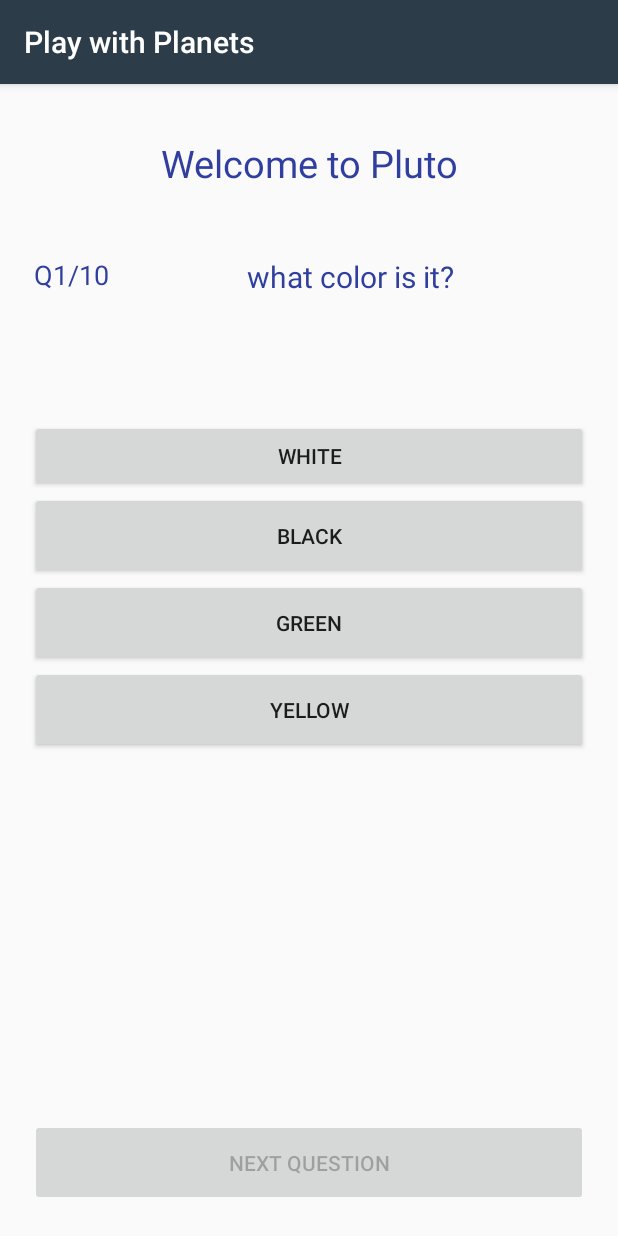
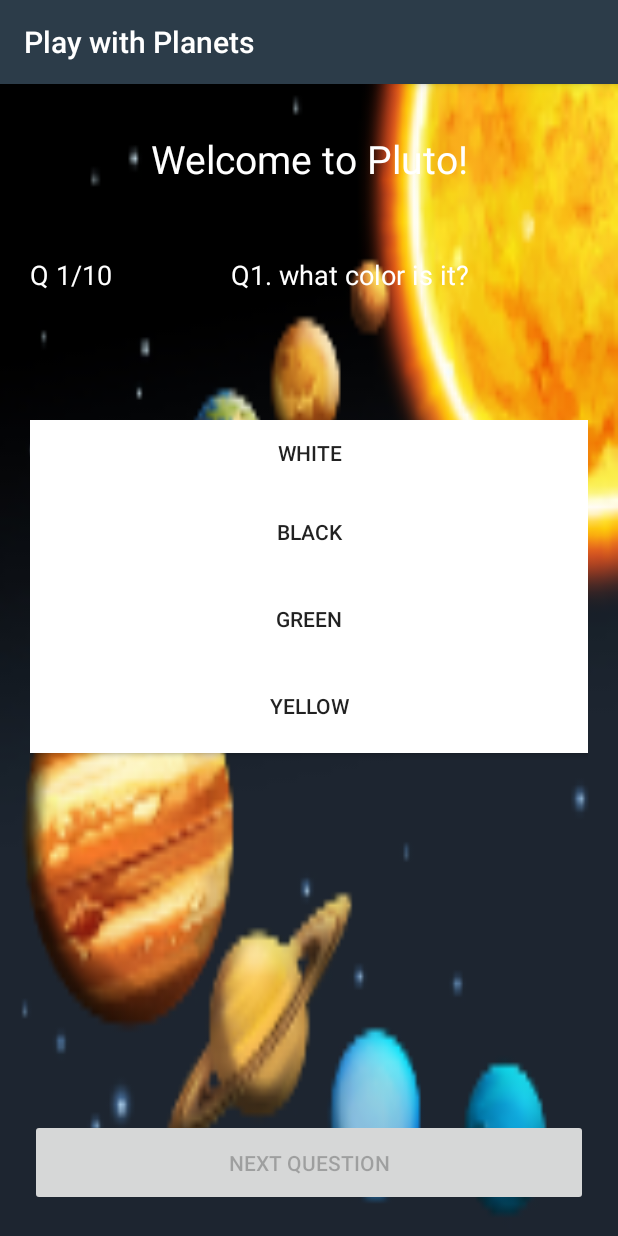
Before and after one commit to MMarnerou/PlayWithPlanetsApp, an Android app: the GameMode screen opened directly, with no data from a screen before it, after a tap on an icon or button, on a phone screen of 412 x 824 dp. Run offline under Robolectric (Android 15) with nearby library versions, the phone set to English and light mode, and no system bars.

Commit message:
Json Objects in PlanetQuiz.java file rename some variables

```diff
--- a/app/src/main/AndroidManifest.xml
+++ b/app/src/main/AndroidManifest.xml
@@ -19,7 +19,7 @@
         <activity android:name=".Modes" />
         <activity android:name=".StudyMode" />
         <activity android:name=".GameMode" />
-        <activity android:name=".planetQuiz"></activity>
+        <activity android:name=".PlanetQuiz"></activity>
     </application>
 
 </manifest>
--- a/app/src/main/java/com/example/mariamarnerou/testapp/GameMode.java
+++ b/app/src/main/java/com/example/mariamarnerou/testapp/GameMode.java
@@ -118,7 +118,7 @@ public class GameMode extends AppCompatActivity {
     }
 
     public void planetChoice(View view) {
-        Intent quiz_intent = new Intent(this, planetQuiz.class);
+        Intent quiz_intent = new Intent(this, PlanetQuiz.class);
         if (view == plutoBtn) {
 //            Toast.makeText(this, "This is " + quiz.getPlanet("Pluto"), Toast.LENGTH_SHORT).show();
             quiz_intent.putExtra("planet", "Pluto");
--- /dev/null
+++ b/app/src/main/java/com/example/mariamarnerou/testapp/PlanetQuiz.java
@@ -0,0 +1,194 @@
+package com.example.mariamarnerou.testapp;
+
+import android.content.Intent;
+import android.graphics.Color;
+import android.os.Bundle;
+import android.support.annotation.NonNull;
+import android.support.v7.app.AppCompatActivity;
+import android.view.View;
+import android.widget.Button;
+import android.widget.TextView;
+import android.widget.Toast;
+
+import org.json.JSONArray;
+import org.json.JSONException;
+import org.json.JSONObject;
+
+import java.io.BufferedReader;
+import java.io.IOException;
+import java.io.InputStream;
+import java.io.InputStreamReader;
+
+public class PlanetQuiz extends AppCompatActivity {
+    TextView questionTxt, questionID, planet;
+    Button answer1Btn, answer2Btn, answer3Btn, answer4Btn, next;
+    int correctAnswer, i, j, planetPos;
+    String planetName, name, welcome, informations, question;
+    boolean isFound, planetFound;
+    JSONObject planetsObject, jsonObject, questionObject;
+    JSONArray questionsArray, jsonArray, answersArray;
+
+    @Override
+    protected void onCreate(Bundle savedInstanceState) {
+        super.onCreate(savedInstanceState);
+        setContentView(R.layout.activity_planet_quiz);
+
+        answer1Btn = findViewById(R.id.answer1);
+        answer2Btn = findViewById(R.id.answer2);
+        answer3Btn = findViewById(R.id.answer3);
+        answer4Btn = findViewById(R.id.answer4);
+        planet = findViewById(R.id.planet);
+        questionTxt = findViewById(R.id.question);
+        questionID = findViewById(R.id.questionId);
+        next = findViewById(R.id.next);
+
+        //Get extras (planet name) from Modes Activity
+        Intent quizIntent = getIntent();
+        planetName = (String) quizIntent.getSerializableExtra("planet");
+        //Disable next button
+        next.setEnabled(false);
+
+        try {
+            // Get full json object
+            String json = getStringFromInputStream(getAssets().open("questions.json"));
+            jsonObject = new JSONObject(json);
+            jsonArray = jsonObject.getJSONArray("planets");
+
+            //Loop through planets object until find the object
+            planetFound = false;
+            i = 0;
+            while (i < jsonArray.length() && !planetFound) {
+                planetsObject = jsonArray.getJSONObject(i);
+                name = planetsObject.getString("name");
+                //When the planet found, retrieve all the data from the object
+                if (planetName.equals(name)) {
+                    welcome = planetsObject.getString("welcome");
+                    informations = planetsObject.getString("informations");
+                    questionsArray = planetsObject.getJSONArray("questions");
+                    planetPos = i;
+                    planetFound = true;
+                }
+                i++;
+            }
+        } catch (JSONException e) {
+            e.printStackTrace();
+        } catch (IOException e) {
+            e.printStackTrace();
+        }
+
+
+        //Loop through the questions of the planet object
+        try {
+            isFound = true; //The answer found
+            do {
+                //retrieve all the informations of each question
+                questionObject = questionsArray.getJSONObject(planetPos);
+                answersArray = questionObject.getJSONArray("answers");
+                planet.setText(welcome);
+                questionID.setText("Q " + (j + 1));
+                question = questionObject.getString("question");
+                correctAnswer = questionObject.getInt("correct");
+                isFound = false;
+                setQuestion(question, answersArray);
+                //Buttons functionality : if it is the correct button enable next button
+                answer1Btn.setOnClickListener(new View.OnClickListener() {
+                    @Override
+                    public void onClick(View v) {
+                        isCorrect(v, 0, correctAnswer);
+                    }
+                });
+                answer2Btn.setOnClickListener(new View.OnClickListener() {
+                    @Override
+                    public void onClick(View v) {
+                        isCorrect(v, 1, correctAnswer);
+                    }
+                });
+                answer3Btn.setOnClickListener(new View.OnClickListener() {
+                    @Override
+                    public void onClick(View v) {
+                        isCorrect(v, 2, correctAnswer);
+                    }
+                });
+                answer4Btn.setOnClickListener(new View.OnClickListener() {
+                    @Override
+                    public void onClick(View v) {
+                        isCorrect(v, 3, correctAnswer);
+                    }
+                });
+
+                //next button increase j by one to get the next question
+                next.setOnClickListener(new View.OnClickListener() {
+                    @Override
+                    public void onClick(View v) {
+                        isFound = true;
+                    }
+                });
+                j++;
+            } while ((j < questionsArray.length()) && isFound);
+        } catch (JSONException e) {
+            e.printStackTrace();
+            Toast.makeText(this, "JsonException found", Toast.LENGTH_LONG).show();
+        }
+    }
+
+    public void isCorrect(View button, int selectedAnswer, int correct) {
+        if (selectedAnswer == correct) {
+            button.setBackgroundColor(Color.GREEN);
+            answer1Btn.setEnabled(false);
+            answer2Btn.setEnabled(false);
+            answer3Btn.setEnabled(false);
+            answer4Btn.setEnabled(false);
+
+            next.setEnabled(true);
+        } else {
+            button.setBackgroundColor(Color.RED);
+        }
+    }
+
+    //set the fields of the question
+    public void setQuestion(String question, JSONArray answers) throws JSONException {
+        questionID.setText("Q " + (j + 1) + "/" + 10);
+        answer1Btn.setBackgroundColor(Color.WHITE);
+        answer2Btn.setBackgroundColor(Color.WHITE);
+        answer3Btn.setBackgroundColor(Color.WHITE);
+        answer4Btn.setBackgroundColor(Color.WHITE);
+        questionTxt.setText(question);
+        answer1Btn.setText(answers.getString(0));
+        answer2Btn.setText(answers.getString(1));
+        answer3Btn.setText(answers.getString(2));
+        answer4Btn.setText(answers.getString(3));
+
+    }
+
+    // Get String from inputStream
+    @NonNull
+    private static String getStringFromInputStream(InputStream is) {
+
+        BufferedReader br = null;
+        StringBuilder sb = new StringBuilder();
+
+        String line;
+        try {
+
+            br = new BufferedReader(new InputStreamReader(is));
+            while ((line = br.readLine()) != null) {
+                sb.append(line);
+            }
+
+        } catch (IOException e) {
+            e.printStackTrace();
+        } finally {
+            if (br != null) {
+                try {
+                    br.close();
+                } catch (IOException e) {
+                    e.printStackTrace();
+                }
+            }
+        }
+
+        return sb.toString();
+
+    }
+
+}
--- a/app/src/main/java/com/example/mariamarnerou/testapp/model/Question.java
+++ b/app/src/main/java/com/example/mariamarnerou/testapp/model/Question.java
@@ -9,7 +9,7 @@ public class Question implements Serializable {
     public String [] answers,questions;
     public int correct;
 
-    public Question() { super(); }
+    public Question(String q, String[] a, int c) { super(); }
 
     public String[] getQuestions() {
         return questions;
--- a/app/src/main/java/com/example/mariamarnerou/testapp/planetQuiz.java
+++ /dev/null
@@ -1,122 +0,0 @@
-package com.example.mariamarnerou.testapp;
-
-import android.content.Intent;
-import android.graphics.Color;
-import android.os.Bundle;
-import android.support.v7.app.AppCompatActivity;
-import android.util.Log;
-import android.view.View;
-import android.widget.Button;
-import android.widget.TextView;
-import android.widget.Toast;
-
-import com.example.mariamarnerou.testapp.model.Planet;
-import com.example.mariamarnerou.testapp.model.Question;
-import com.example.mariamarnerou.testapp.model.Quiz;
-import com.google.gson.Gson;
-
-import java.io.IOException;
-import java.io.InputStream;
-import java.io.InputStreamReader;
-
-public class planetQuiz extends AppCompatActivity { // todo you need to name classes starting with capital letters. you can fix this using 'refactoring'. select the class name 'planetQuiz' and then press SHIFT+F6 and edit the name. using refactoring will fix the class name and all places where it is used.
-
-    TextView questionTxt, questionID, planet;
-    Button answer1Btn, answer2Btn, answer3Btn, answer4Btn, next;
-    Planet planetChoice;
-    int correctAnswer;
-    String planetName;
-    Boolean correctFound = false;
-
-    @Override
-    protected void onCreate(Bundle savedInstanceState) {
-        super.onCreate(savedInstanceState);
-        setContentView(R.layout.activity_planet_quiz);
-
-        answer1Btn = findViewById(R.id.answer1);
-        answer2Btn = findViewById(R.id.answer2);
-        answer3Btn = findViewById(R.id.answer3);
-        answer4Btn = findViewById(R.id.answer4);
-        planet = findViewById(R.id.planet);
-        questionTxt = findViewById(R.id.question);
-        questionID = findViewById(R.id.questionId);
-        next = findViewById(R.id.next);
-
-        Intent quizIntent = getIntent();
-        planetName = (String) quizIntent.getSerializableExtra("planet");
-
-        questionTxt.setText("Question 1");
-        answer1Btn.setText("Answer 1");
-        answer2Btn.setText("Answer 2");
-        answer3Btn.setText("Answer 3");
-        answer4Btn.setText("Answer 4");
-
-        try {
-            final InputStream inputStream = getAssets().open("questions.json");
-            final Quiz quiz = new Gson().fromJson(new InputStreamReader(inputStream), Quiz.class);
-            planetChoice = quiz.getPlanet(planetName);
-            final Question[] questionArray = planetChoice.getQuestions();
-
-            planet.setText("Welcome to " + planetChoice.getName());
-            for (int i = 0; i < 1; i++) {
-                next.setEnabled(false);
-
-                questionTxt.setText(questionArray[i].getQuestion());
-                answer1Btn.setText(questionArray[i].getAnswer(0));
-                answer2Btn.setText(questionArray[i].getAnswer(1));
-                answer3Btn.setText(questionArray[i].getAnswer(2));
-                answer4Btn.setText(questionArray[i].getAnswer(3));
-                correctAnswer = questionArray[i].getCorrect();
-//                Toast.makeText(this, "Correct Answer is: " + correctAnswer, LENGTH_LONG).show();
-                questionID.setText("Q" + (i + 1) + "/" + 10);
-
-                answer1Btn.setOnClickListener(new View.OnClickListener() {
-                    @Override
-                    public void onClick(View v) {
-                        isCorrect(v, 0, correctFound);
-                    }
-                });
-                answer2Btn.setOnClickListener(new View.OnClickListener() {
-                    @Override
-                    public void onClick(View v) {
-                        isCorrect(v, 1, correctFound);
-                    }
-                });
-                answer3Btn.setOnClickListener(new View.OnClickListener() {
-                    @Override
-                    public void onClick(View v) {
-                        isCorrect(v, 2, correctFound);
-                    }
-                });
-                answer4Btn.setOnClickListener(new View.OnClickListener() {
-                    @Override
-                    public void onClick(View v) {
-                        isCorrect(v, 3, correctFound);
-                    }
-                });
-                next.setOnClickListener(new View.OnClickListener() {
-                    @Override
-                    public void onClick(View v) {
-                        questionTxt.setText("");
-                    }
-                });
-            }
-
-        } catch (IOException ioe) {
-            Log.e("planets", ioe.getMessage(), ioe);
-        }
-    }
-
-    public void isCorrect(View button, int correct, boolean found) {
-        if (correctAnswer == correct) {
-            button.setBackgroundColor(Color.GREEN);
-            Toast.makeText(planetQuiz.this, "This is the right answer", Toast.LENGTH_SHORT).show();
-            found = true;
-            next.setEnabled(true);
-        } else {
-            button.setBackgroundColor(Color.RED);
-            Toast.makeText(planetQuiz.this, "This is not the right answer. Try Again", Toast.LENGTH_SHORT).show();
-            found = false;
-        }
-    }
-}
--- a/app/src/main/res/layout/activity_login.xml
+++ b/app/src/main/res/layout/activity_login.xml
@@ -45,7 +45,7 @@
         <LinearLayout
             android:layout_width="match_parent"
             android:layout_height="280dp"
-            android:layout_weight="1">
+            android:layout_weight="6">
 
             <Button
                 android:id="@+id/signAsGuest"
--- a/app/src/main/res/layout/activity_planet_quiz.xml
+++ b/app/src/main/res/layout/activity_planet_quiz.xml
@@ -5,7 +5,8 @@
     android:layout_height="match_parent"
     android:orientation="vertical"
     android:padding="20dp"
-    tools:context="com.example.mariamarnerou.testapp.planetQuiz">
+    android:background="@mipmap/solar_foreground"
+    tools:context="com.example.mariamarnerou.testapp.PlanetQuiz">
 
     <LinearLayout
         android:layout_width="match_parent"
@@ -16,11 +17,11 @@
             android:id="@+id/planet"
             android:layout_width="match_parent"
             android:layout_height="match_parent"
-            android:paddingTop="15dp"
+            android:paddingTop="12dp"
             android:text="Welcome to Planet"
             android:textAlignment="center"
-            android:textColor="@color/colorPrimaryDark"
-            android:textSize="25dp" />
+            android:textColor="#fff"
+            android:textSize="26sp" />
     </LinearLayout>
 
     <LinearLayout
@@ -34,20 +35,20 @@
             android:layout_width="55dp"
             android:layout_height="match_parent"
             android:paddingTop="15dp"
-            android:hint="ID"
+            android:text="ID"
             android:textAlignment="center"
-            android:textColor="@color/colorPrimaryDark"
-            android:textSize="18dp" />
+            android:textColor="#fff"
+            android:textSize="18sp" />
 
         <TextView
             android:id="@+id/question"
             android:layout_width="match_parent"
             android:layout_height="match_parent"
             android:paddingTop="15dp"
-            android:hint="Question"
+            android:text="Question"
             android:textAlignment="center"
-            android:textColor="@color/colorPrimaryDark"
-            android:textSize="20dp" />
+            android:textColor="#fff"
+            android:textSize="18sp"/>
     </LinearLayout>
 
     <LinearLayout
@@ -61,25 +62,29 @@
             android:id="@+id/answer1"
             android:layout_width="match_parent"
             android:layout_height="wrap_content"
-            android:elevation="12dp" />
+            android:elevation="12dp"
+            android:paddingTop="5sp"/>
 
         <Button
             android:id="@+id/answer2"
             android:layout_width="match_parent"
             android:layout_height="58dp"
-            android:elevation="12dp" />
+            android:elevation="12dp"
+            android:paddingTop="5sp"/>
 
         <Button
             android:id="@+id/answer3"
             android:layout_width="match_parent"
             android:layout_height="58dp"
-            android:elevation="12dp" />
+            android:elevation="12dp"
+            android:paddingTop="5sp"/>
 
         <Button
             android:id="@+id/answer4"
             android:layout_width="match_parent"
             android:layout_height="58dp"
-            android:elevation="12dp" />
+            android:elevation="12dp"
+            android:paddingTop="5sp"/>
     </LinearLayout>
     <Button
         android:id="@+id/next"
```
Also changed, not shown: app/src/main/assets/questions.json (+53 -32 lines), app/src/main/res/layout/activity_modes.xml (+10 -6 lines).
